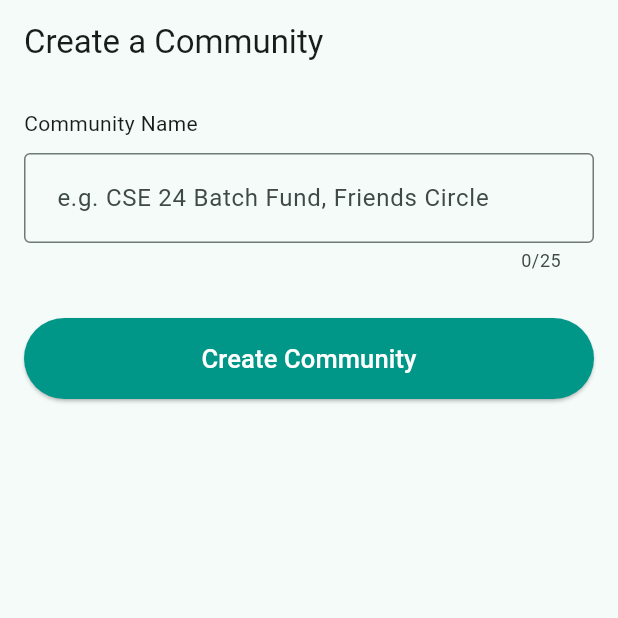
After one commit to AbdullahRFA/stake_grow, a Flutter app: the CreateCommunityScreen screen opened by its route, after a tap on "Create Community", on a phone screen of 412 x 824 dp, the top half of it. The commit adds this screen. Run offline on Flutter 3.47's test engine with Material 3 defaults, Android fonts, the phone set to English and light mode, and no system bars; our stand-ins replace cloud_firestore, firebase_auth, firebase_core, flutter_hooks, flutter_riverpod, fpdart and 2 more; accounts and stored records are empty.

Commit message:
feat(community): implement create community logic and screen

```diff
--- /dev/null
+++ b/lib/features/community/presentation/screens/create_community_screen.dart
@@ -0,0 +1,81 @@
+import 'package:flutter/material.dart';
+import 'package:flutter_riverpod/flutter_riverpod.dart';
+import 'package:stake_grow/core/common/loader.dart';
+import 'package:stake_grow/features/community/presentation/community_controller.dart';
+
+class CreateCommunityScreen extends ConsumerStatefulWidget {
+  const CreateCommunityScreen({super.key});
+
+  @override
+  ConsumerState<ConsumerStatefulWidget> createState() => _CreateCommunityScreenState();
+}
+
+class _CreateCommunityScreenState extends ConsumerState<CreateCommunityScreen> {
+  final communityNameController = TextEditingController();
+
+  @override
+  void dispose() {
+    super.dispose();
+    communityNameController.dispose();
+  }
+
+  void createCommunity() {
+    if (communityNameController.text.trim().isNotEmpty) {
+      ref.read(communityControllerProvider.notifier).createCommunity(
+        communityNameController.text.trim(),
+        context,
+      );
+    }
+  }
+
+  @override
+  Widget build(BuildContext context) {
+    // কন্ট্রোলারের স্টেট (লোডিং কিনা) চেক করা
+    final isLoading = ref.watch(communityControllerProvider);
+
+    return Scaffold(
+      appBar: AppBar(
+        title: const Text('Create a Community'),
+      ),
+      body: isLoading
+          ? const Loader()
+          : Padding(
+        padding: const EdgeInsets.all(16.0),
+        child: Column(
+          children: [
+            const Align(
+              alignment: Alignment.topLeft,
+              child: Text('Community Name'),
+            ),
+            const SizedBox(height: 10),
+            TextField(
+              controller: communityNameController,
+              decoration: const InputDecoration(
+                hintText: 'e.g. CSE 24 Batch Fund, Friends Circle',
+                border: OutlineInputBorder(),
+                contentPadding: EdgeInsets.all(18),
+              ),
+              maxLength: 25,
+            ),
+            const SizedBox(height: 30),
+            SizedBox(
+              width: double.infinity,
+              child: ElevatedButton(
+                onPressed: createCommunity,
+                style: ElevatedButton.styleFrom(
+                  backgroundColor: Colors.teal,
+                  foregroundColor: Colors.white,
+                  padding: const EdgeInsets.all(15),
+                ),
+                child: const Text(
+                  'Create Community',
+                  style: TextStyle(fontSize: 17),
+                ),
+              ),
+            ),
+          ],
+        ),
+      ),
+    );
+  }
+}
--- a/lib/features/community/presentation/screens/home_screen.dart
+++ b/lib/features/community/presentation/screens/home_screen.dart
@@ -1,5 +1,6 @@
 import 'package:flutter/material.dart';
 import 'package:flutter_riverpod/flutter_riverpod.dart';
+import 'package:go_router/go_router.dart'; // <--- এই লাইনটি মিসিং ছিল
 import 'package:stake_grow/features/auth/data/auth_repository.dart';
 
 class HomeScreen extends ConsumerWidget {
@@ -13,7 +14,6 @@ class HomeScreen extends ConsumerWidget {
         actions: [
           IconButton(
             onPressed: () {
-              // লগ আউট বাটন (টেস্ট করার জন্য)
               ref.read(authRepositoryProvider).logOut();
             },
             icon: const Icon(Icons.logout),
@@ -26,6 +26,10 @@ class HomeScreen extends ConsumerWidget {
           style: TextStyle(fontSize: 20, fontWeight: FontWeight.bold),
         ),
       ),
+      floatingActionButton: FloatingActionButton(
+        onPressed: () => context.push('/create-community'),
+        child: const Icon(Icons.add),
+      ),
     );
   }
 }
--- a/lib/router/router.dart
+++ b/lib/router/router.dart
@@ -5,6 +5,8 @@ import 'package:stake_grow/features/auth/presentation/auth_controller.dart';
 import 'package:stake_grow/features/auth/presentation/screens/login_screen.dart';
 import 'package:stake_grow/features/auth/presentation/screens/signup_screen.dart';
 import 'package:stake_grow/features/community/presentation/screens/home_screen.dart';
+
+import '../features/community/presentation/screens/create_community_screen.dart';
 
 // গ্লোবাল নেভিগেটর কি (Key)
 final navigatorKey = GlobalKey<NavigatorState>();
@@ -33,6 +35,10 @@ final routerProvider = Provider<GoRouter>((ref) {
         path: '/signup',
         builder: (context, state) => const SignUpScreen(),
       ),
+      GoRoute(
+        path: '/create-community',
+        builder: (context, state) => const CreateCommunityScreen(),
+      ),
     ],
 
     // ৩. রিডাইরেক্ট লজিক
```
Also changed, not shown: lib/features/community/presentation/community_controller.dart (added, +81 -0 lines).
